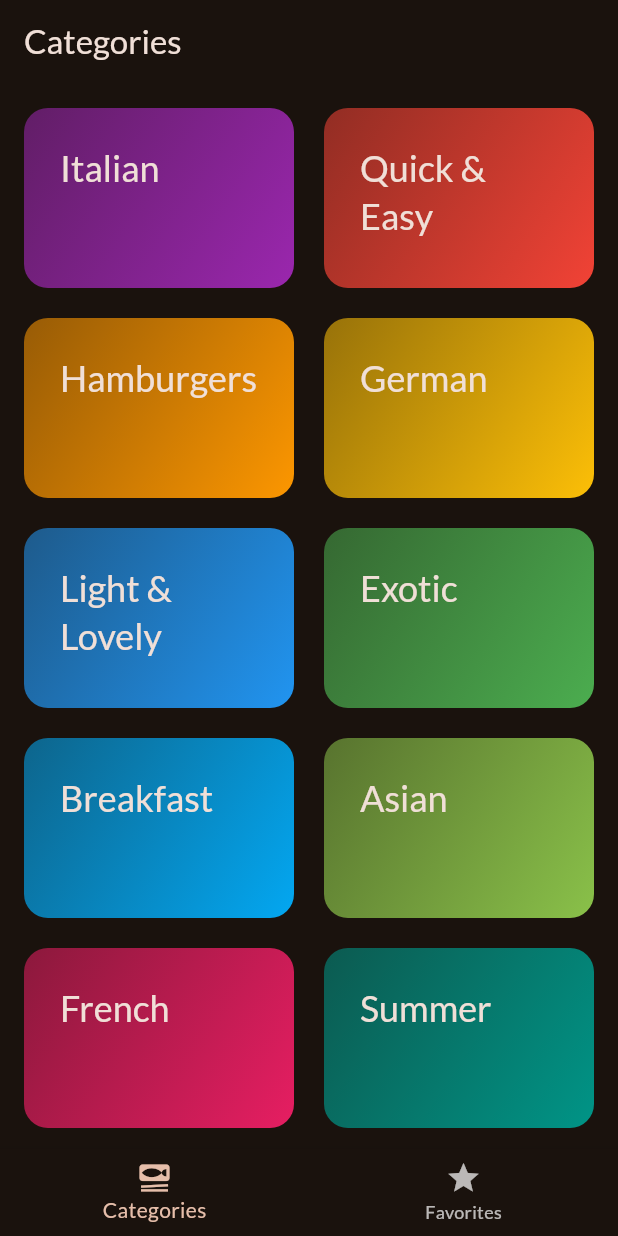
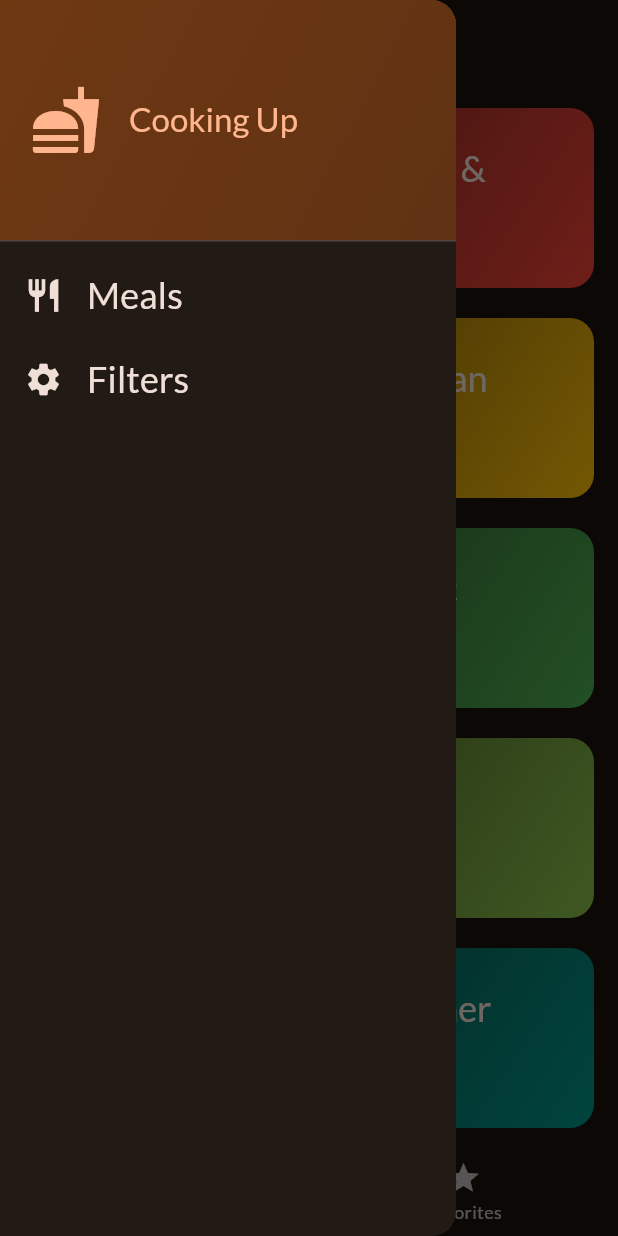
Before and after one commit to Amrendra29/meals, a Flutter app: the screen it shows after launch, with the side drawer open (before the commit the screen has no drawer), on a phone screen of 412 x 824 dp. Run offline on Flutter 3.47's test engine with Material 3 defaults, Android fonts, the phone set to English and light mode, and no system bars; our stand-ins replace google_fonts, transparent_image.

Commit message:
Add the Drawer
Just complete meals button and rest is filters screen

```diff
--- a/lib/screens/tabs.dart
+++ b/lib/screens/tabs.dart
@@ -2,6 +2,7 @@ import 'package:flutter/material.dart';
 import 'package:meals/models/meal.dart';
 import 'package:meals/screens/categories.dart';
 import 'package:meals/screens/meals.dart';
+import 'package:meals/widgets/main_drawer.dart';
 
 class TabsScreen extends StatefulWidget {
   const TabsScreen({super.key});
@@ -26,6 +27,13 @@ class _TabsScreenState extends State<TabsScreen> {
     setState(() {
       _selectedIndex = index;
     });
+  }
+
+  void _setScreen(String identifier) {
+    if (identifier == 'Filters') {
+    } else {
+      Navigator.of(context).pop();
+    }
   }
 
   final List<Meal> _favouriteMeals = [];
@@ -59,6 +67,7 @@ class _TabsScreenState extends State<TabsScreen> {
     }
     return Scaffold(
       appBar: AppBar(title: Text(activePagetitle)),
+      drawer: MainDrawer(onSelectScreen: _setScreen),
       body: activePage,
       bottomNavigationBar: BottomNavigationBar(
         onTap: _selectPage,
--- /dev/null
+++ b/lib/widgets/main_drawer.dart
@@ -0,0 +1,83 @@
+import 'package:flutter/material.dart';
+import 'package:meals/main.dart';
+
+class MainDrawer extends StatelessWidget {
+  const MainDrawer({super.key, required this.onSelectScreen});
+
+  final void Function(String identifier) onSelectScreen;
+  @override
+  Widget build(BuildContext context) {
+    return Drawer(
+      child: Column(
+        children: [
+          DrawerHeader(
+            padding: EdgeInsetsGeometry.all(20),
+            decoration: BoxDecoration(
+              gradient: LinearGradient(
+                colors: [
+                  Theme.of(context).colorScheme.primaryContainer,
+                  Theme.of(
+                    context,
+                  ).colorScheme.primaryContainer.withValues(alpha: 0.8),
+                ],
+                begin: Alignment.topLeft,
+                end: Alignment.bottomRight,
+              ),
+            ),
+            child: Row(
+              children: [
+                Icon(
+                  Icons.fastfood,
+                  size: 48,
+                  color: Theme.of(context).colorScheme.primary,
+                ),
+                SizedBox(width: 18),
+                Text(
+                  'Cooking Up',
+                  style: Theme.of(context).textTheme.titleLarge!.copyWith(
+                    color: Theme.of(context).colorScheme.primary,
+                  ),
+                ),
+              ],
+            ),
+          ),
+
+          ListTile(
+            leading: Icon(
+              Icons.restaurant,
+              size: 26,
+              color: Theme.of(context).colorScheme.onBackground,
+            ),
+            title: Text(
+              'Meals',
+              style: Theme.of(context).textTheme.titleSmall!.copyWith(
+                color: Theme.of(context).colorScheme.onBackground,
+                fontSize: 24,
+              ),
+            ),
+            onTap: () {
+              onSelectScreen('Meals');
+            },
+          ),
+          ListTile(
+            leading: Icon(
+              Icons.settings,
+              size: 26,
+              color: Theme.of(context).colorScheme.onBackground,
+            ),
+            title: Text(
+              'Filters',
+              style: Theme.of(context).textTheme.titleSmall!.copyWith(
+                color: Theme.of(context).colorScheme.onBackground,
+                fontSize: 24,
+              ),
+            ),
+            onTap: () {
+              onSelectScreen('Filters');
+            },
+          ),
+        ],
+      ),
+    );
+  }
+}
```
